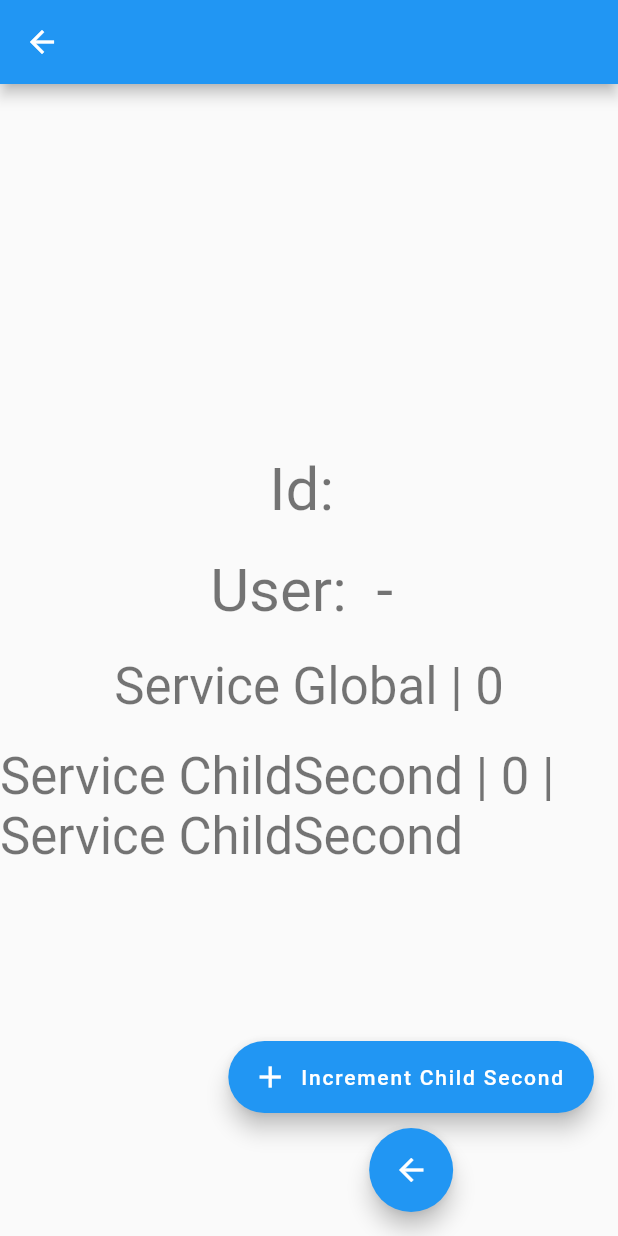
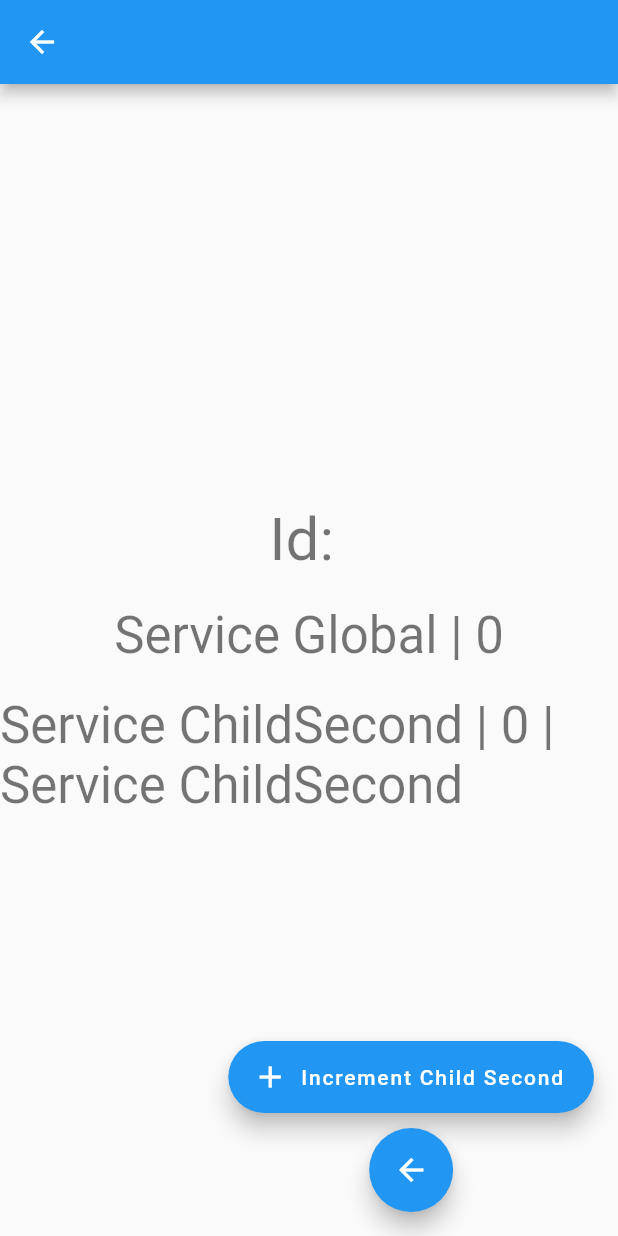
Before and after one commit to Gabriel-S-Souza/flutter_web_example, a Flutter app: the ChildSecondScreen screen opened directly with empty values, on a phone screen of 412 x 824 dp. Run offline on Flutter 3.47's test engine with Material 2 defaults, Android fonts, the phone set to English and light mode, and no system bars; our stand-ins replace flutter_modular; missing offline and left inert: dart:html.

```diff
--- a/lib/modules/second/submodules/child_second/child_second_module.dart
+++ b/lib/modules/second/submodules/child_second/child_second_module.dart
@@ -16,7 +16,7 @@ class ChildSecondModule extends Module {
           child: (_, args) => ChildSecondScreen(
             title: args.queryParams['title']!,
             id: args.params['id']!,
-            user: args.data,
+            // user: args.data,
           ),
         ),
       ];
--- a/lib/modules/second/submodules/child_second/child_second_screen.dart
+++ b/lib/modules/second/submodules/child_second/child_second_screen.dart
@@ -10,13 +10,13 @@ import '../../service_second.dart';
 class ChildSecondScreen extends StatefulWidget {
   final String title;
   final String id;
-  final UserModel user;
+  // final UserModel user;
 
   const ChildSecondScreen({
     super.key,
     required this.title,
     required this.id,
-    required this.user,
+    // required this.user,
   });
 
   @override
@@ -38,11 +38,6 @@ class _ChildSecondScreenState extends State<ChildSecondScreen> {
           children: <Widget>[
             Text(
               'Id: ${widget.id}',
-              style: Theme.of(context).textTheme.headlineLarge,
-            ),
-            const SizedBox(height: 20),
-            Text(
-              'User: ${widget.user.name} - ${widget.user.email}',
               style: Theme.of(context).textTheme.headlineLarge,
             ),
             const SizedBox(height: 20),
@@ -71,7 +66,8 @@ class _ChildSecondScreenState extends State<ChildSecondScreen> {
           const SizedBox(height: 10),
           FloatingActionButton(
             onPressed: () {
-              HybridNavigator.pop();
+              // HybridNavigator.pop();
+              Modular.to.pop();
             },
             heroTag: 'child second back',
             tooltip: 'Back',
--- a/lib/modules/third/third_screen.dart
+++ b/lib/modules/third/third_screen.dart
@@ -58,7 +58,8 @@ class _ThirdScreenState extends State<ThirdScreen> {
           const SizedBox(height: 10),
           FloatingActionButton(
             onPressed: () {
-              HybridNavigator.pop();
+              // HybridNavigator.pop();
+              Modular.to.pop();
             },
             heroTag: 'third back home',
             tooltip: 'Back',
```
Also changed, not shown: lib/app_module.dart (+4 -4 lines), lib/modules/second/second_screen.dart (+4 -4 lines), pubspec.lock.
